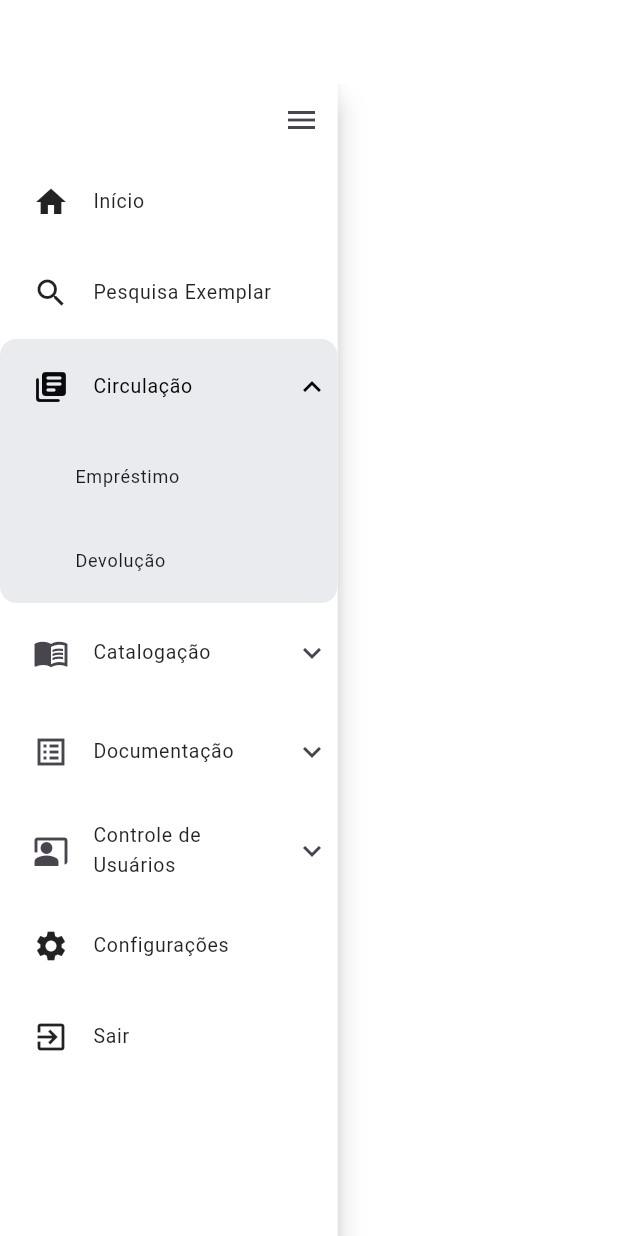
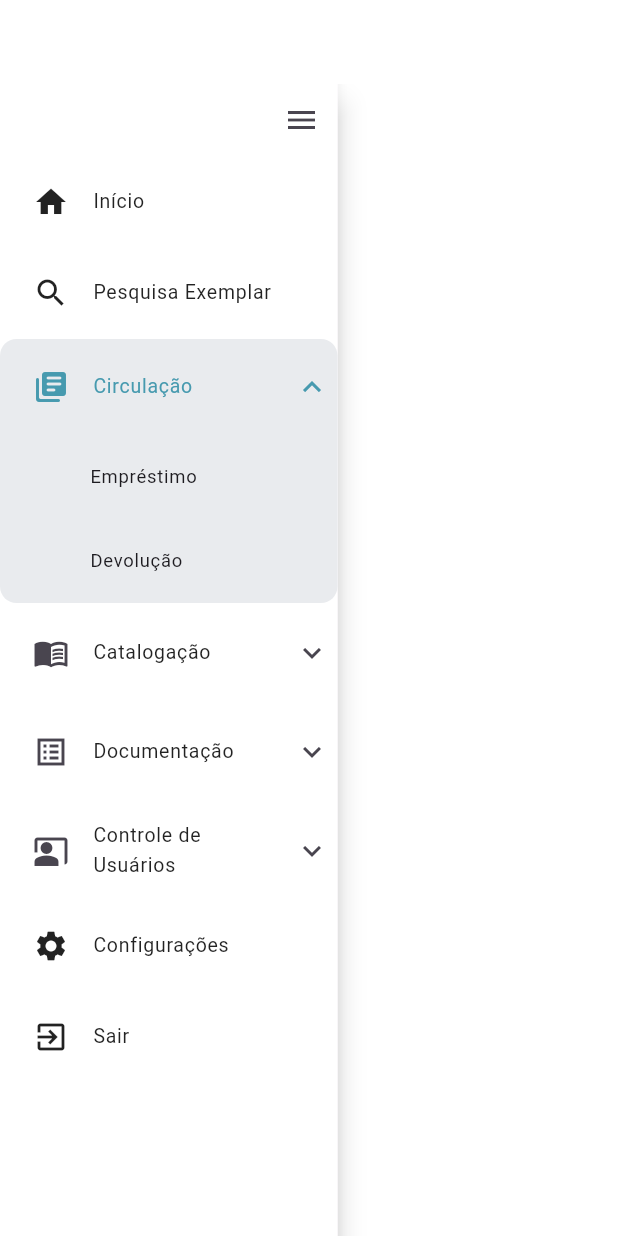
Before and after one commit to ThalysonE/Sistema_biblioteca, a Flutter app: the screen it shows after launch, after a tap on the "menu" icon, after a tap on "Circulação", on a phone screen of 412 x 824 dp. Run offline on Flutter 3.47's test engine with Material 3 defaults, Android fonts, the phone set to English and light mode, and no system bars; Roboto replaces fonts that are missing (Nunito Sans).

Commit message:
AddFonts

```diff
--- a/projeto extensionista/sistema_biblioteca/lib/Menu/menu_navegacao.dart
+++ b/projeto extensionista/sistema_biblioteca/lib/Menu/menu_navegacao.dart
@@ -91,8 +91,8 @@ class _MenuNavegacaoState extends State<MenuNavegacao> with SingleTickerProvider
                             shape: RoundedRectangleBorder(
                               borderRadius: BorderRadius.circular(11),
                             ),
-                            iconColor: const Color.fromARGB(255, 10, 10, 12),
-                            textColor: Colors.black,
+                            iconColor: selectedColor,
+                            textColor: selectedColor,
                             collapsedTextColor: Colors.black87,
                             onExpansionChanged: (isExpanded) {
                               setState(() {
@@ -114,21 +114,24 @@ class _MenuNavegacaoState extends State<MenuNavegacao> with SingleTickerProvider
                                         menuitens[index].title,
                                         style: TextStyle(
                                           fontSize: 13,
-                                          fontFamily: 'Nunito Sans',
+                                          fontWeight: FontWeight.w400
                                         ),
                                       ),
                                     ),
                                   )
                                 : SizedBox.shrink(),
                             showTrailingIcon: menuAtivado,
+
                             children: menuAtivado
                                 ? [
                                     for (String item in menuSubItens[index])
                                       ListTile(
-                                        contentPadding: EdgeInsets.only(left: 50),
+                                        contentPadding: EdgeInsets.only(left: 60),
                                         title: Text(
                                           item,
-                                          style: TextStyle(fontSize: 12),
+                                          style: TextStyle(fontSize: 12.3),
+
+
                                         ),
                                       ),
                                   ]
@@ -187,7 +190,6 @@ class _MenuNavegacaoState extends State<MenuNavegacao> with SingleTickerProvider
                         style: TextStyle(
                           color: Colors.black87,
                           fontSize: isSubItem ? 12 : 13,
-                          fontFamily: 'Nunito Sans',
                         ),
                       ),
                     ),
--- a/projeto extensionista/sistema_biblioteca/lib/main.dart
+++ b/projeto extensionista/sistema_biblioteca/lib/main.dart
@@ -15,6 +15,7 @@ class Myapp extends StatelessWidget {
     return MaterialApp(
       theme:ThemeData(
         primarySwatch: Colors.red,
+        fontFamily: 'Roboto'
       ),
       home: PaginaIncial(),
     );
--- a/projeto extensionista/sistema_biblioteca/lib/theme.dart
+++ b/projeto extensionista/sistema_biblioteca/lib/theme.dart
@@ -3,5 +3,5 @@ import 'package:flutter/material.dart';
 TextStyle listTitleDefaultTextStyle = TextStyle(color: Colors.black, fontSize: 14.0, fontWeight: FontWeight.w600);
 TextStyle listTitleSelectedTextStyle = TextStyle(color: Colors.black, fontSize: 14.0, fontWeight: FontWeight.w700);
 
-Color selectedColor = Color(0xFF4AC8EA);
+Color selectedColor = Color.fromARGB(255, 71, 154, 175);
 Color drawerBackgroundColor = Colors.white;
```
Also changed, not shown: projeto extensionista/sistema_biblioteca/lib/Menu/menu_list_tile.dart (deleted, +0 -94 lines), projeto extensionista/sistema_biblioteca/pubspec.yaml (+35 -29 lines), projeto extensionista/sistema_biblioteca/assets/fonts/Roboto/LICENSE.txt (added), projeto extensionista/sistema_biblioteca/assets/fonts/Roboto/Roboto-Black.ttf (added), projeto extensionista/sistema_biblioteca/assets/fonts/Roboto/Roboto-BlackItalic.ttf (added), projeto extensionista/sistema_biblioteca/assets/fonts/Roboto/Roboto-Bold.ttf (added), projeto extensionista/sistema_biblioteca/assets/fonts/Roboto/Roboto-BoldItalic.ttf (added), projeto extensionista/sistema_biblioteca/assets/fonts/Roboto/Roboto-Italic.ttf (added), projeto extensionista/sistema_biblioteca/assets/fonts/Roboto/Roboto-Light.ttf (added), projeto extensionista/sistema_biblioteca/assets/fonts/Roboto/Roboto-LightItalic.ttf (added), projeto extensionista/sistema_biblioteca/assets/fonts/Roboto/Roboto-Medium.ttf (added), projeto extensionista/sistema_biblioteca/assets/fonts/Roboto/Roboto-MediumItalic.ttf (added), projeto extensionista/sistema_biblioteca/assets/fonts/Roboto/Roboto-Regular.ttf (added), projeto extensionista/sistema_biblioteca/assets/fonts/Roboto/Roboto-Thin.ttf (added), 1 more files.
